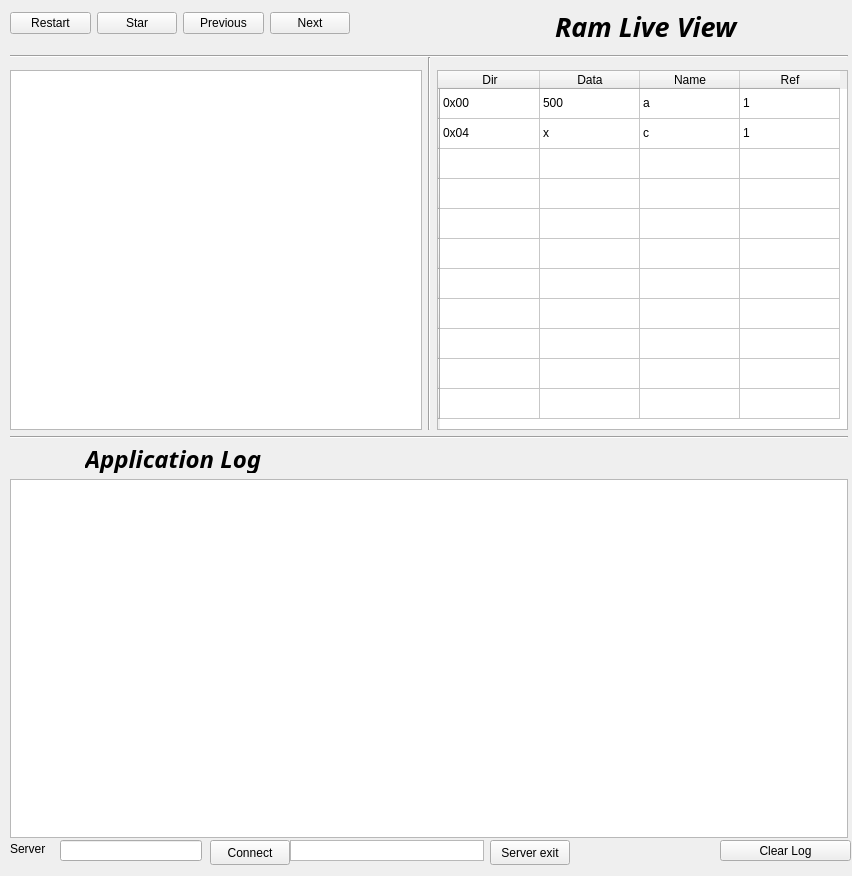
JosueSantamariaR/ITCR.DatosII.ProyectoI, file Client/widget.ui: the form before one commit.
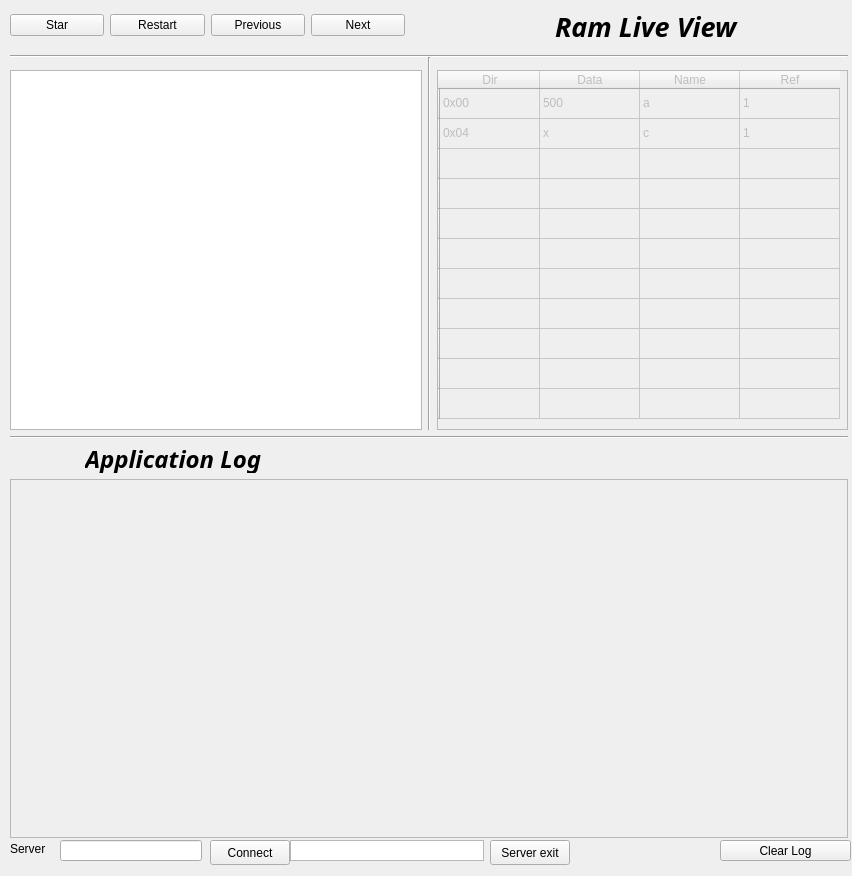
The form after the commit.

The edit to the form file:
```diff
--- a/Client/widget.ui
+++ b/Client/widget.ui
@@ -40,6 +40,9 @@
    </property>
   </widget>
   <widget class="QTableWidget" name="ramLiveView">
+   <property name="enabled">
+    <bool>false</bool>
+   </property>
    <property name="geometry">
     <rect>
      <x>437</x>
@@ -218,6 +221,9 @@
    </item>
   </widget>
   <widget class="QPlainTextEdit" name="plainTextEdit_2">
+   <property name="enabled">
+    <bool>false</bool>
+   </property>
    <property name="geometry">
     <rect>
      <x>10</x>
@@ -287,7 +293,7 @@
     </rect>
    </property>
   </widget>
-  <widget class="QPushButton" name="pushButton_20">
+  <widget class="QPushButton" name="clearLogButton">
    <property name="geometry">
     <rect>
      <x>720</x>
@@ -363,27 +369,27 @@
     <string>Server exit</string>
    </property>
   </widget>
-  <widget class="QWidget" name="">
+  <widget class="QWidget" name="layoutWidget">
    <property name="geometry">
     <rect>
      <x>10</x>
      <y>10</y>
-     <width>340</width>
-     <height>27</height>
+     <width>395</width>
+     <height>30</height>
     </rect>
    </property>
    <layout class="QHBoxLayout" name="horizontalLayout_10">
     <item>
-     <widget class="QPushButton" name="pushButton_19">
+     <widget class="QPushButton" name="startButton">
       <property name="text">
-       <string>Restart</string>
+       <string>Star</string>
       </property>
      </widget>
     </item>
     <item>
-     <widget class="QPushButton" name="pushButton_17">
+     <widget class="QPushButton" name="pushButton_19">
       <property name="text">
-       <string>Star</string>
+       <string>Restart</string>
       </property>
      </widget>
     </item>
```
